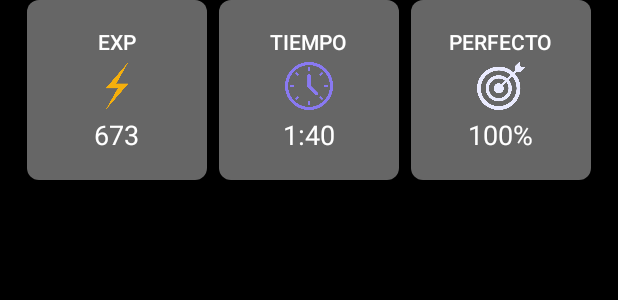
After one commit to LiroSiza/RCS-Rocket-English, an Android app: the layout follow_up_stadistics.xml on its own in the app's theme, with its tools: preview values and no code run, on a phone screen of 412 x 824 dp. The commit adds this screen. Shown: the top 300 px of the screen. Run offline under Robolectric (Android 15) with nearby library versions, the phone set to English and light mode, and no system bars.

Commit message:
Se creó actividad FollowUp y se le dio diseño

```diff
--- /dev/null
+++ b/app/src/main/res/drawable/card_background.xml
@@ -0,0 +1,5 @@
+<?xml version="1.0" encoding="utf-8"?>
+<shape xmlns:android="http://schemas.android.com/apk/res/android">
+    <solid android:color="#666666" /> <!-- Color de fondo gris -->
+    <corners android:radius="8dp" /> <!-- Bordes redondeados -->
+</shape>
--- /dev/null
+++ b/app/src/main/res/layout/follow_up_stadistics.xml
@@ -0,0 +1,119 @@
+<?xml version="1.0" encoding="utf-8"?>
+<LinearLayout xmlns:android="http://schemas.android.com/apk/res/android"
+    android:layout_width="match_parent"
+    android:layout_height="wrap_content"
+    xmlns:app="http://schemas.android.com/apk/res-auto"
+    android:orientation="horizontal"
+    android:gravity="center">
+
+    <LinearLayout xmlns:android="http://schemas.android.com/apk/res/android"
+        android:layout_width="120dp"
+        android:layout_height="120dp"
+        xmlns:app="http://schemas.android.com/apk/res-auto"
+        android:orientation="vertical"
+        android:padding="8dp"
+        android:layout_marginRight="8dp"
+        android:background="@drawable/card_background"
+        android:gravity="center">
+
+        <TextView
+            android:id="@+id/titleTextView"
+            android:layout_width="wrap_content"
+            android:layout_height="wrap_content"
+            android:text="@string/exp"
+            android:textColor="#FFFFFF"
+            android:textSize="14sp"
+            android:fontFamily="sans-serif-medium" />
+
+        <ImageView
+            android:id="@+id/iconImageView"
+            android:layout_width="32dp"
+            android:layout_height="32dp"
+            android:layout_marginTop="4dp"
+            android:src="@drawable/icon_lightning" />
+
+        <TextView
+            android:id="@+id/valueTextView"
+            android:layout_width="wrap_content"
+            android:layout_height="wrap_content"
+            android:layout_marginTop="4dp"
+            android:text="673"
+            android:textColor="#FFFFFF"
+            android:textSize="18sp"
+            android:fontFamily="sans-serif" />
+    </LinearLayout>
+
+    <LinearLayout xmlns:android="http://schemas.android.com/apk/res/android"
+        android:layout_width="120dp"
+        android:layout_height="120dp"
+        xmlns:app="http://schemas.android.com/apk/res-auto"
+        android:orientation="vertical"
+        android:padding="8dp"
+        android:layout_marginRight="8dp"
+        android:background="@drawable/card_background"
+        android:gravity="center">
+
+        <TextView
+            android:id="@+id/titleTextView2"
+            android:layout_width="wrap_content"
+            android:layout_height="wrap_content"
+            android:text="@string/tiempo"
+            android:textColor="#FFFFFF"
+            android:textSize="14sp"
+            android:fontFamily="sans-serif-medium" />
+
+        <ImageView
+            android:id="@+id/iconImageView2"
+            android:layout_width="32dp"
+            android:layout_height="32dp"
+            android:layout_marginTop="4dp"
+            android:src="@drawable/icon_clock" />
+
+        <TextView
+            android:id="@+id/valueTextView2"
+            android:layout_width="wrap_content"
+            android:layout_height="wrap_content"
+            android:layout_marginTop="4dp"
+            android:text="1:40"
+            android:textColor="#FFFFFF"
+            android:textSize="18sp"
+            android:fontFamily="sans-serif" />
+    </LinearLayout>
+
+    <LinearLayout xmlns:android="http://schemas.android.com/apk/res/android"
+        android:layout_width="120dp"
+        android:layout_height="120dp"
+        xmlns:app="http://schemas.android.com/apk/res-auto"
+        android:orientation="vertical"
+        android:padding="8dp"
+        android:background="@drawable/card_background"
+        android:gravity="center">
+
+        <TextView
+            android:id="@+id/titleTextView3"
+            android:layout_width="wrap_content"
+            android:layout_height="wrap_content"
+            android:text="PERFECTO"
+            android:textColor="#FFFFFF"
+            android:textSize="14sp"
+            android:fontFamily="sans-serif-medium" />
+
+        <ImageView
+            android:id="@+id/iconImageView3"
+            android:layout_width="32dp"
+            android:layout_height="32dp"
+            android:layout_marginTop="4dp"
+            android:src="@drawable/icon_target" />
+
+        <TextView
+            android:id="@+id/valueTextView3"
+            android:layout_width="wrap_content"
+            android:layout_height="wrap_content"
+            android:layout_marginTop="4dp"
+            android:text="100%"
+            android:textColor="#FFFFFF"
+            android:textSize="18sp"
+            android:fontFamily="sans-serif" />
+    </LinearLayout>
+
+</LinearLayout>
--- a/app/src/main/res/values/colors.xml
+++ b/app/src/main/res/values/colors.xml
@@ -5,4 +5,5 @@
     <color name="snow">#ececec</color>
     <color name="ligth_gray">#cecece</color>
     <color name="gray">#494547</color>
+    <color name="purple">#8979F2</color>
 </resources>
--- a/app/src/main/res/values/strings.xml
+++ b/app/src/main/res/values/strings.xml
@@ -1,3 +1,7 @@
 <resources>
     <string name="app_name">RCS-Rocket-English</string>
+    <string name="follow_up_msg">¡ Buen trabajo !</string>
+    <string name="btn_continuar">CONTINUAR</string>
+    <string name="exp">EXP</string>
+    <string name="tiempo">TIEMPO</string>
 </resources>
```
Also changed, not shown: app/src/main/java/com/rcs_rocket_english/FollowUpActivity.java (+8 -0 lines), app/src/main/java/com/rcs_rocket_english/controls/FollowUpStadistics.java (added, +59 -0 lines), app/src/main/res/drawable/button_background.xml (added, +21 -0 lines), app/src/main/res/layout/follow_up.xml (+52 -2 lines), app/src/main/res/drawable/eliminar_alien.png (added).
